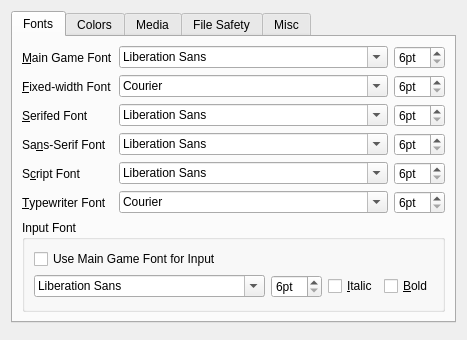
First picture: the form in src/confdialog.ui, repository realnc/qtads, before the edit.
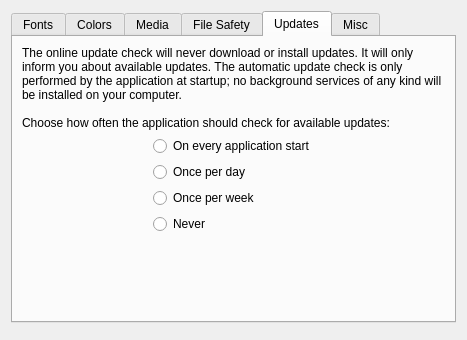
Second picture: the form after the edit. The open tabs and pages were chosen to show the change. Custom widgets are drawn as their Qt base class.

Commit message:
Implement online update check on application startup
The behavior is configurable in the config dialog.

The edit to the form file:
```diff
--- a/src/confdialog.ui
+++ b/src/confdialog.ui
@@ -697,6 +697,76 @@
        </item>
       </layout>
      </widget>
+     <widget class="QWidget" name="tab_6">
+      <attribute name="title">
+       <string>Updates</string>
+      </attribute>
+      <layout class="QVBoxLayout" name="verticalLayout_12">
+       <item>
+        <widget class="QLabel" name="label_19">
+         <property name="sizePolicy">
+          <sizepolicy hsizetype="Ignored" vsizetype="Preferred">
+           <horstretch>0</horstretch>
+           <verstretch>0</verstretch>
+          </sizepolicy>
+         </property>
+         <property name="text">
+          <string>The online update check will never download or install updates. It will only inform you about available updates. The automatic update check is only performed by the application at startup; no background services of any kind will be installed on your computer.
+
+Choose how often the application should check for available updates:</string>
+         </property>
+         <property name="wordWrap">
+          <bool>true</bool>
+         </property>
+        </widget>
+       </item>
+       <item>
+        <layout class="QHBoxLayout" name="horizontalLayout_7">
+         <item>
+          <widget class="QWidget" name="widget_5" native="true"/>
+         </item>
+         <item>
+          <layout class="QVBoxLayout" name="verticalLayout_11">
+           <item>
+            <widget class="QRadioButton" name="updateOnStartRadioButton">
+             <property name="text">
+              <string>On every application start</string>
+             </property>
+            </widget>
+           </item>
+           <item>
+            <widget class="QRadioButton" name="updateDailyRadioButton">
+             <property name="text">
+              <string>Once per day</string>
+             </property>
+            </widget>
+           </item>
+           <item>
+            <widget class="QRadioButton" name="updateWeeklyRadioButton">
+             <property name="text">
+              <string>Once per week</string>
+             </property>
+            </widget>
+           </item>
+           <item>
+            <widget class="QRadioButton" name="updateNeverRadioButton">
+             <property name="text">
+              <string>Never</string>
+             </property>
+            </widget>
+           </item>
+          </layout>
+         </item>
+         <item>
+          <widget class="QWidget" name="widget_6" native="true"/>
+         </item>
+        </layout>
+       </item>
+       <item>
+        <widget class="QWidget" name="widget_8" native="true"/>
+       </item>
+      </layout>
+     </widget>
      <widget class="QWidget" name="tab_4">
       <attribute name="title">
        <string>Misc</string>
```
The commit also changes 6 other files.
